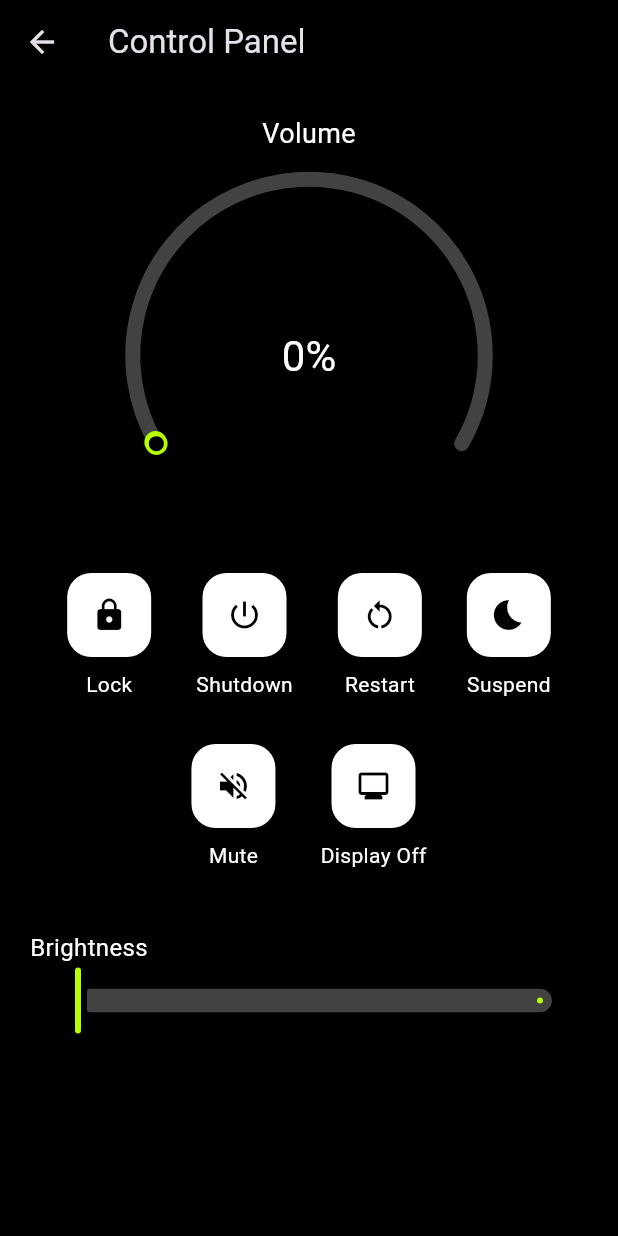
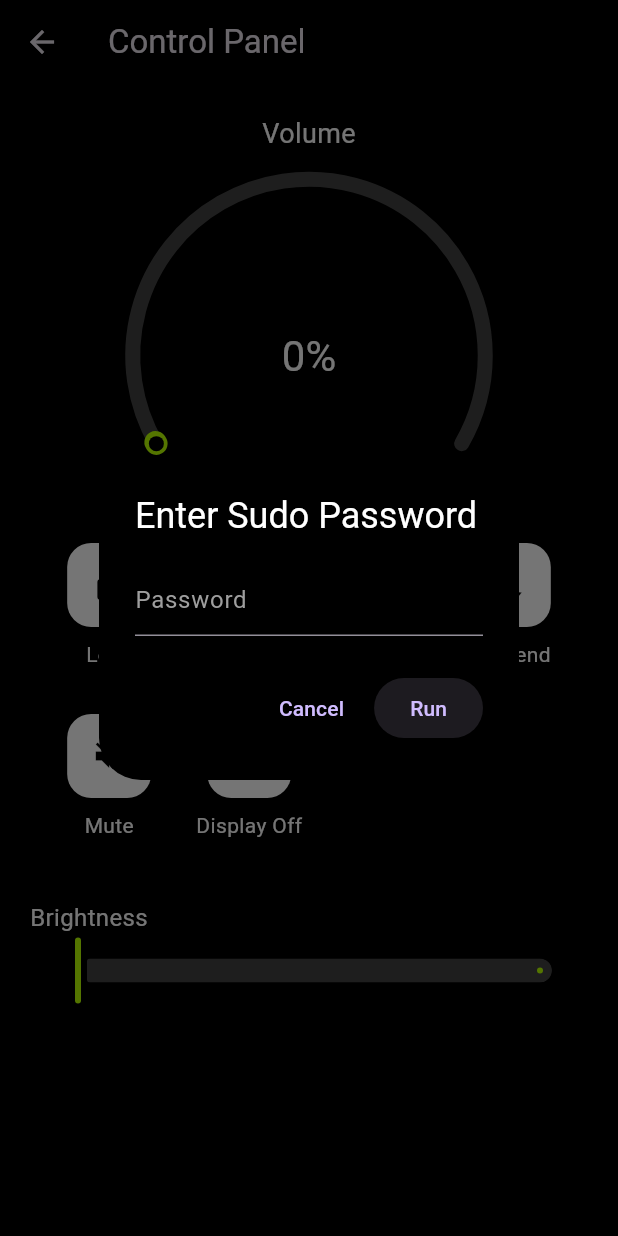
Before and after one commit to aniruddha76/sudosync, a Flutter app: the ControlPanel screen opened directly with empty values, after a tap on the "power settings new" icon, on a phone screen of 412 x 824 dp. Run offline on Flutter 3.47's test engine with Material 3 defaults, Android fonts, the phone set to English and light mode, and no system bars; drawn by our look-alikes of sleek_circular_slider; our stand-ins replace fl_chart, google_fonts, loading_animation_widget, permission_handler; missing offline and left inert: dartssh2, video_thumbnail, xterm.

Commit message:
Fixed control panel shutdown and restart commands

```diff
--- a/lib/screens/control_panel.dart
+++ b/lib/screens/control_panel.dart
@@ -12,7 +12,6 @@ class ControlPanel extends StatefulWidget {
 }
 
 class _ControlPanelState extends State<ControlPanel> {
-
   double volume = 0;
   double brightness = 0;
   bool isMuted = false;
@@ -29,33 +28,36 @@ class _ControlPanelState extends State<ControlPanel> {
   }
 
   Future<void> fetchInitialValues() async {
-
     /// GET VOLUME
-    String volOutput =
-        await widget.ssh.run("pactl get-sink-volume @DEFAULT_SINK@");
+    String volOutput = await widget.ssh.run(
+      "pactl get-sink-volume @DEFAULT_SINK@",
+    );
 
     /// GET MUTE STATUS
-    String muteOutput =
-        await widget.ssh.run("pactl get-sink-mute @DEFAULT_SINK@");
+    String muteOutput = await widget.ssh.run(
+      "pactl get-sink-mute @DEFAULT_SINK@",
+    );
 
     /// GET BRIGHTNESS
-    String brightnessOutput =
-        await widget.ssh.run("brightnessctl -m");
+    String brightnessOutput = await widget.ssh.run("brightnessctl -m");
 
     /// PARSE VOLUME
     double vol = double.parse(
-        volOutput.split("/")[1].trim().replaceAll("%", ""));
+      volOutput.split("/")[1].trim().replaceAll("%", ""),
+    );
 
     /// PARSE MUTE
     bool muted = muteOutput.contains("yes");
 
     /// PARSE BRIGHTNESS
     double bright = double.parse(
-        brightnessOutput.split(",")[3].replaceAll("%", ""));
+      brightnessOutput.split(",")[3].replaceAll("%", ""),
+    );
 
     /// GET LOGIN SESSION (SAFER)
     String loginctlRaw = await widget.ssh.run(
-        "loginctl | grep tty | awk '{print \$1}'");
+      "loginctl | grep tty | awk '{print \$1}'",
+    );
 
     int loginctlOutput = int.tryParse(loginctlRaw.trim()) ?? 0;
 
@@ -67,6 +69,50 @@ class _ControlPanelState extends State<ControlPanel> {
       isMuted = muted;
       loginSession = loginctlOutput;
     });
+  }
+
+  Future<void> sudoCommand(String command) async {
+    TextEditingController passController = TextEditingController();
+
+    await showDialog(
+      context: context,
+      builder: (context) {
+        return AlertDialog(
+          backgroundColor: Colors.black,
+          title: const Text(
+            "Enter Sudo Password",
+            style: TextStyle(color: Colors.white),
+          ),
+          content: TextField(
+            controller: passController,
+            obscureText: true,
+            style: const TextStyle(color: Colors.white),
+            decoration: const InputDecoration(
+              hintText: "Password",
+              hintStyle: TextStyle(color: Colors.grey),
+            ),
+          ),
+          actions: [
+            TextButton(
+              child: const Text("Cancel"),
+              onPressed: () {
+                Navigator.pop(context);
+              },
+            ),
+            ElevatedButton(
+              child: const Text("Run"),
+              onPressed: () async {
+                String pass = passController.text;
+
+                Navigator.pop(context);
+
+                await run("echo '$pass' | sudo -S $command");
+              },
+            ),
+          ],
+        );
+      },
+    );
   }
 
   Widget actionButton({
@@ -93,7 +139,6 @@ class _ControlPanelState extends State<ControlPanel> {
     return Column(
       crossAxisAlignment: CrossAxisAlignment.start,
       children: [
-
         const Text(
           "Brightness",
           style: TextStyle(color: Colors.white, fontSize: 16),
@@ -108,9 +153,12 @@ class _ControlPanelState extends State<ControlPanel> {
           inactiveColor: Colors.grey.shade800,
           label: brightness.round().toString(),
 
-          onChanged: (v) async {
+          onChanged: (v) {
             setState(() => brightness = v);
-            await run("brightnessctl set ${v.round()}%");
+          },
+
+          onChangeEnd: (v) async {
+            await run("brightnessctl -c backlight set ${v.round()}%");
           },
         ),
       ],
@@ -120,7 +168,6 @@ class _ControlPanelState extends State<ControlPanel> {
   Widget volumeCircular() {
     return Column(
       children: [
-
         const Text(
           "Volume",
           style: TextStyle(color: Colors.white, fontSize: 18),
@@ -165,8 +212,7 @@ class _ControlPanelState extends State<ControlPanel> {
           },
 
           onChangeEnd: (v) async {
-            await run(
-                "pactl set-sink-volume @DEFAULT_SINK@ ${v.round()}%");
+            await run("pactl set-sink-volume @DEFAULT_SINK@ ${v.round()}%");
           },
         ),
       ],
@@ -175,9 +221,7 @@ class _ControlPanelState extends State<ControlPanel> {
 
   @override
   Widget build(BuildContext context) {
-
     return Scaffold(
-
       backgroundColor: Colors.black,
 
       appBar: AppBar(
@@ -186,26 +230,23 @@ class _ControlPanelState extends State<ControlPanel> {
       ),
 
       body: SingleChildScrollView(
-
         child: Padding(
           padding: const EdgeInsets.all(20),
 
           child: Column(
             children: [
-
               /// VOLUME CONTROL
               volumeCircular(),
 
-              const SizedBox(height: 20),
+              // const SizedBox(height: 20),
 
               /// ACTION BUTTONS
               Wrap(
                 spacing: 30,
                 runSpacing: 30,
-                alignment: WrapAlignment.center,
+                // alignment: WrapAlignment.center,
 
                 children: [
-
                   actionButton(
                     icon: Icons.lock,
                     label: "Lock",
@@ -215,29 +256,29 @@ class _ControlPanelState extends State<ControlPanel> {
                   actionButton(
                     icon: Icons.power_settings_new,
                     label: "Shutdown",
-                    onTap: () => run("shutdown now"),
+                    onTap: () => sudoCommand("shutdown now"),
                   ),
 
                   actionButton(
                     icon: Icons.restart_alt,
                     label: "Restart",
-                    onTap: () => run("reboot"),
+                    onTap: () => sudoCommand("reboot"),
                   ),
 
                   actionButton(
                     icon: Icons.bedtime,
                     label: "Suspend",
-                    onTap: () => run("systemctl suspend"),
+                    onTap: () => sudoCommand("systemctl suspend"),
                   ),
 
                   actionButton(
                     icon: Icons.volume_off,
                     label: "Mute",
-                    backgroundColor:
-                        isMuted ? const Color(0xFFB6FF00) : Colors.white,
+                    backgroundColor: isMuted
+                        ? const Color(0xFFB6FF00)
+                        : Colors.white,
                     onTap: () async {
-                      await run(
-                          "pactl set-sink-mute @DEFAULT_SINK@ toggle");
+                      await run("pactl set-sink-mute @DEFAULT_SINK@ toggle");
                       fetchInitialValues();
                     },
                   ),
```
